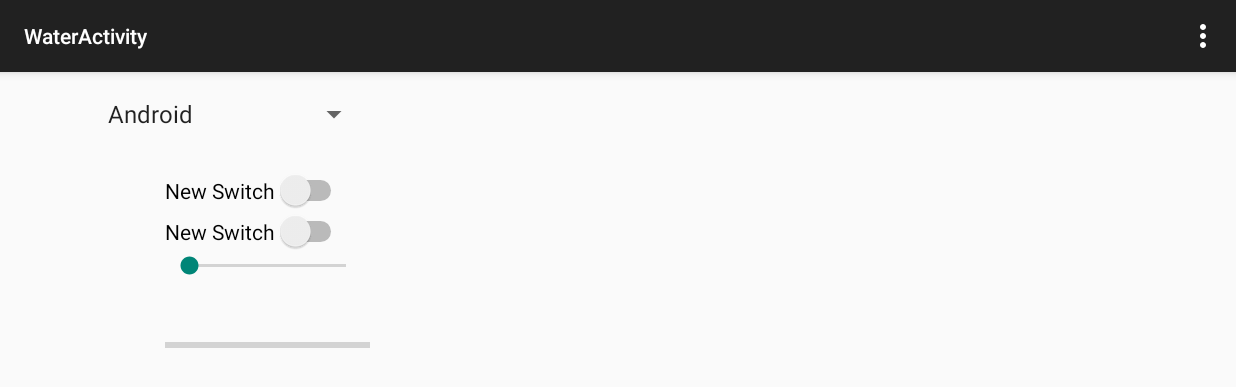
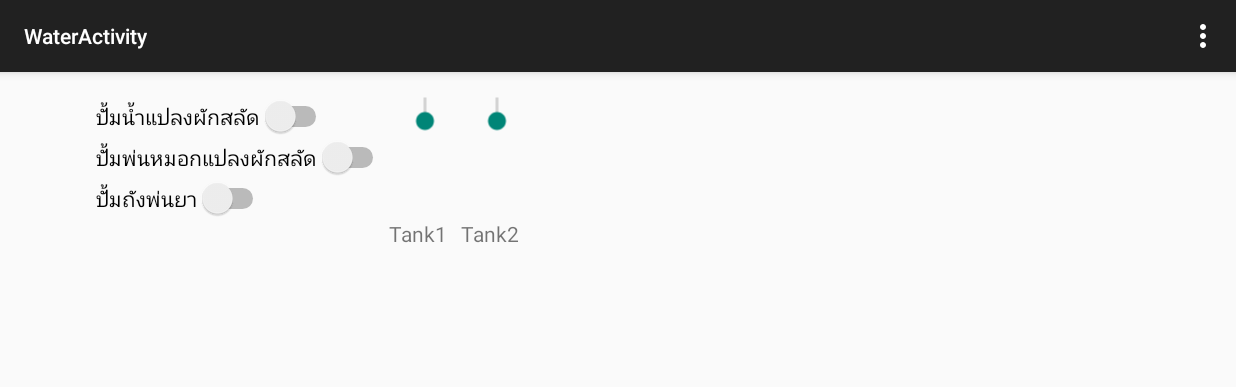
Before and after one commit to eploentham/SmartFarm2, an Android app: the WaterActivity screen opened directly, with no data from a screen before it, on a phone screen of 824 x 412 dp (held sideways). Shown: the top 387 px of the screen. Run offline under Robolectric (Android 15) with nearby library versions, the phone set to English and light mode, and no system bars.

Commit message:
581113-1
bangna5

```diff
--- a/app/src/main/java/com/nakoyagarden/eploentham/smartfarm/MainActivity.java
+++ b/app/src/main/java/com/nakoyagarden/eploentham/smartfarm/MainActivity.java
@@ -46,7 +46,7 @@ public class MainActivity extends AppCompatActivity {
                 StrictMode.setThreadPolicy(new StrictMode.ThreadPolicy.Builder()
                         .detectNetwork() // or .detectAll() for all detectable problems
                         .penaltyDialog()  //show a dialog
-                                .permitNetwork() //permit Network access
+                        .permitNetwork() //permit Network access
                         .build());
                 //String url="http://www.google.com";
                 //Intent s1 = new Intent(view.getContext(), MainView.class);
--- a/app/src/main/java/com/nakoyagarden/eploentham/smartfarm/WaterActivity.java
+++ b/app/src/main/java/com/nakoyagarden/eploentham/smartfarm/WaterActivity.java
@@ -1,32 +1,124 @@
 package com.nakoyagarden.eploentham.smartfarm;
 
+import android.os.StrictMode;
 import android.support.v7.app.AppCompatActivity;
 import android.os.Bundle;
+import android.util.Log;
 import android.view.Menu;
 import android.view.MenuItem;
 import android.widget.ArrayAdapter;
+import android.widget.ProgressBar;
+import android.widget.SeekBar;
 import android.widget.Spinner;
+import android.widget.Switch;
+import android.widget.TextView;
 
+import org.apache.http.HttpEntity;
+import org.apache.http.HttpResponse;
+import org.apache.http.client.HttpClient;
+import org.apache.http.client.methods.HttpGet;
+import org.apache.http.impl.client.DefaultHttpClient;
+
+import java.io.BufferedReader;
+import java.io.IOException;
+import java.io.InputStream;
+import java.io.InputStreamReader;
 import java.util.ArrayList;
 import java.util.List;
 
 public class WaterActivity extends AppCompatActivity {
-    private Spinner spinner1;
-
+    //private Spinner spinner1;
+    private Switch sw1, sw2, sw3;
+    private SeekBar sb1;
+    private TextView tv1,tv2;
     @Override
     protected void onCreate(Bundle savedInstanceState) {
         super.onCreate(savedInstanceState);
         setContentView(R.layout.activity_water);
-        spinner1 = (Spinner) findViewById(R.id.spinner);
-        List<String> list = new ArrayList<String>();
-        list.add("Android");
-        list.add("Java");
-        list.add("Spinner Data");
-        list.add("Spinner Adapter");
-        list.add("Spinner Example");
-        ArrayAdapter<String> dataAdapter = new ArrayAdapter<String>(this, android.R.layout.simple_spinner_item,list);
-        dataAdapter.setDropDownViewResource(android.R.layout.simple_spinner_dropdown_item);
-        spinner1.setAdapter(dataAdapter);
+        //spinner1 = (Spinner) findViewById(R.id.spinner);
+        sw1 = (Switch)findViewById(R.id.switch1);
+        sw2 = (Switch)findViewById(R.id.switch2);
+        sw3 = (Switch)findViewById(R.id.switch3);
+        sb1 = (SeekBar)findViewById(R.id.seekBar);
+        tv1 = (TextView) findViewById(R.id.textView2);
+        tv2 = (TextView) findViewById(R.id.textView3);
+        //List<String> list = new ArrayList<String>();
+        //list.add("Android");
+        //list.add("Java");
+        //list.add("Spinner Data");
+        //list.add("Spinner Adapter");
+        //list.add("Spinner Example");
+        //ArrayAdapter<String> dataAdapter = new ArrayAdapter<String>(this, android.R.layout.simple_spinner_item,list);
+        //dataAdapter.setDropDownViewResource(android.R.layout.simple_spinner_dropdown_item);
+        //spinner1.setAdapter(dataAdapter);
+        sw1.setText("ปั้มน้ำแปลงผักสลัด");
+        sw2.setText("ปั้มพ่นหมอกแปลงผักสลัด");
+        sw3.setText("ปั้มถังพ่นยา");
+        sb1.setMax(80);
+        tv1.setText("Tank1");
+        tv2.setText("Tank2");
+
+        String url="http://58.8.70.62:8080/cgi-bin/readgpioall.py";
+        StrictMode.setThreadPolicy(new StrictMode.ThreadPolicy.Builder()
+                .detectNetwork() // or .detectAll() for all detectable problems
+                .penaltyDialog()  //show a dialog
+                .permitNetwork() //permit Network access
+                .build());
+        //String url="http://www.google.com";
+        //Intent s1 = new Intent(view.getContext(), MainView.class);
+        //startActivityForResult(s1, 0);
+        HttpClient httpclient = new DefaultHttpClient();
+        HttpGet httpget = new HttpGet(url);
+        HttpResponse response;
+        try {
+            response = httpclient.execute(httpget);
+            int status = response.getStatusLine().getStatusCode();
+            // Examine the response status
+            Log.i("Praeda", response.getStatusLine().toString());
+
+            // Get hold of the response entity
+            HttpEntity entity = response.getEntity();
+            // If the response does not enclose an entity, there is no need
+            // to worry about connection release
+
+            if (entity != null) {
+
+                // A Simple JSON Response Read
+                InputStream instream = entity.getContent();
+                String result= convertStreamToString(instream);
+                // now you have the string representation of the HTML request
+                instream.close();
+                //tv.setText(result);
+                result = result.replace("\n","");
+                result = result.replace("\n","");
+                result = result.replace("\n","");
+                result = result.trim();
+                String[] aa = result.split(",");
+                if(aa.length>0){
+                    if(aa[0].equals("1")){
+                        sw2.setChecked(true);
+                    }else{
+                        sw2.setChecked(false);
+                    }
+                    if(aa[1].equals("1")){
+                        sw3.setChecked(true);
+                    }else{
+                        sw3.setChecked(false);
+                    }
+                    if(aa[2].equals("1")){
+                        sw1.setChecked(true);
+                    }else{
+                        sw1.setChecked(false);
+                    }
+                }
+
+                //result.equals("") ? sw1.setChecked(true):sw1.setChecked(false);
+            }
+
+        } catch (Exception e) {
+            Log.e("Praeda", e.getMessage());
+        }
+
     }
 
     @Override
@@ -50,4 +142,30 @@ public class WaterActivity extends AppCompatActivity {
 
         return super.onOptionsItemSelected(item);
     }
+    private static String convertStreamToString(InputStream is) {
+    /*
+     * To convert the InputStream to String we use the BufferedReader.readLine()
+     * method. We iterate until the BufferedReader return null which means
+     * there's no more data to read. Each line will appended to a StringBuilder
+     * and returned as String.
+     */
+        BufferedReader reader = new BufferedReader(new InputStreamReader(is));
+        StringBuilder sb = new StringBuilder();
+
+        String line = null;
+        try {
+            while ((line = reader.readLine()) != null) {
+                sb.append(line + "\n");
+            }
+        } catch (IOException e) {
+            e.printStackTrace();
+        } finally {
+            try {
+                is.close();
+            } catch (IOException e) {
+                e.printStackTrace();
+            }
+        }
+        return sb.toString();
+    }
 }
--- a/app/src/main/res/layout/activity_water.xml
+++ b/app/src/main/res/layout/activity_water.xml
@@ -6,22 +6,23 @@
     android:paddingBottom="@dimen/activity_vertical_margin"
     tools:context="com.nakoyagarden.eploentham.smartfarm.WaterActivity">
 
-    <Spinner
-        android:layout_width="wrap_content"
-        android:layout_height="wrap_content"
-        android:id="@+id/spinner"
-        android:layout_alignParentTop="true"
-        android:layout_alignParentStart="true" />
+
+    <GridLayout
+        android:layout_width="match_parent"
+        android:layout_height="match_parent"
+        android:rowCount="5"
+        android:columnCount="3"
+        android:layout_alignParentBottom="true"
+        android:layout_alignParentStart="true">
 
         <Switch
             android:layout_width="wrap_content"
             android:layout_height="wrap_content"
             android:text="New Switch"
             android:id="@+id/switch1"
-        android:layout_below="@+id/spinner"
-        android:layout_alignParentStart="true"
-        android:layout_marginStart="46dp"
-        android:layout_marginTop="25dp" />
+            android:layout_row="0"
+            android:layout_column="0"
+            android:layout_alignParentStart="true" />
 
         <Switch
             android:layout_width="wrap_content"
@@ -29,23 +30,60 @@
             android:text="New Switch"
             android:id="@+id/switch2"
             android:layout_below="@+id/switch1"
-        android:layout_alignStart="@+id/switch1" />
+            android:layout_alignStart="@+id/switch1"
+            android:layout_row="1"
+            android:layout_column="0" />
+
+        <Switch
+            android:layout_width="wrap_content"
+            android:layout_height="wrap_content"
+            android:text="New Switch"
+            android:id="@+id/switch3"
+            android:layout_below="@+id/switch2"
+            android:layout_alignStart="@+id/seekBar"
+            android:layout_row="2"
+            android:layout_column="0" />
 
         <SeekBar
             android:layout_width="wrap_content"
             android:layout_height="wrap_content"
             android:id="@+id/seekBar"
-        android:layout_below="@+id/switch2"
-        android:layout_alignStart="@+id/switch2"
-        android:layout_alignEnd="@+id/spinner" />
+            android:rotation="270"
 
-    <ProgressBar
-        style="?android:attr/progressBarStyleHorizontal"
+            android:layout_row="0"
+            android:layout_column="1"
+            android:layout_rowSpan="4"
+            />
+
+        <SeekBar
             android:layout_width="wrap_content"
             android:layout_height="wrap_content"
-        android:id="@+id/progressBar"
-        android:layout_centerVertical="true"
-        android:layout_alignStart="@+id/seekBar"
-        android:layout_alignEnd="@+id/seekBar" />
+            android:id="@+id/seekBar2"
+            android:rotation="270"
+            android:layout_row="0"
+            android:layout_column="2"
+            android:layout_rowSpan="4" />
+
+        <TextView
+            android:layout_width="wrap_content"
+            android:layout_height="0dp"
+            android:textAppearance="?android:attr/textAppearanceSmall"
+            android:text="Small Text"
+
+            android:id="@+id/textView2"
+            android:layout_row="4"
+            android:layout_column="1"
+            android:layout_gravity="fill_vertical" />
+
+        <TextView
+            android:layout_width="wrap_content"
+            android:layout_height="wrap_content"
+            android:textAppearance="?android:attr/textAppearanceSmall"
+            android:text="Small Text"
+            android:id="@+id/textView3"
+            android:layout_row="4"
+            android:layout_column="2" />
+
+    </GridLayout>
 
 </RelativeLayout>
```
Lines whose indentation alone changed are shown as unchanged.
